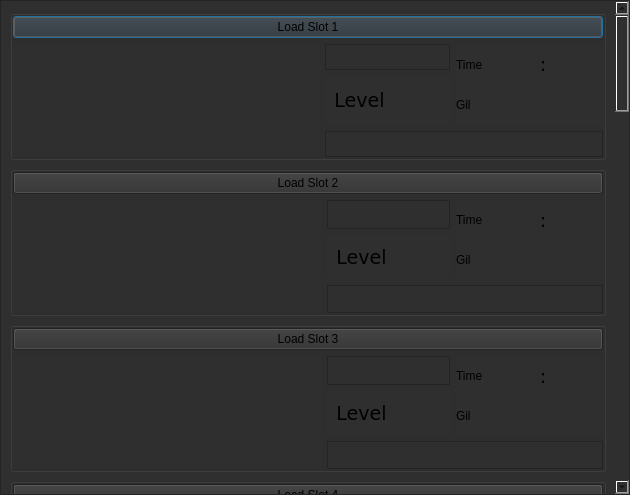
The window that slotselect.ui (sithlord48/blackchocobo) describes before a commit, drawn with Qt 5.
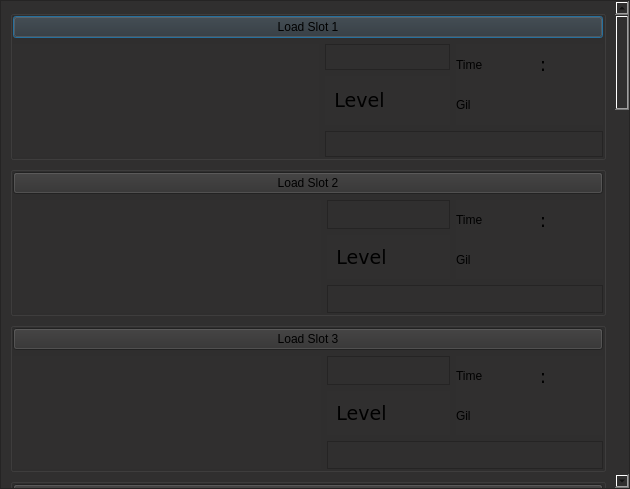
The same window after the commit. Icons and pictures are not drawn.

Commit message: cleaned up default items in the ui files(need to do mainwindow still). updated the new default save stuff in options and mainwindow no longer trys to set a default for it

Patch:
```diff
--- a/slotselect.ui
+++ b/slotselect.ui
@@ -10,27 +10,15 @@
     <x>0</x>
     <y>0</y>
     <width>630</width>
-    <height>495</height>
+    <height>489</height>
    </rect>
   </property>
-  <property name="sizePolicy">
-   <sizepolicy hsizetype="Preferred" vsizetype="Preferred">
-    <horstretch>0</horstretch>
-    <verstretch>0</verstretch>
-   </sizepolicy>
-  </property>
   <property name="minimumSize">
    <size>
     <width>630</width>
     <height>172</height>
    </size>
   </property>
-  <property name="maximumSize">
-   <size>
-    <width>16777215</width>
-    <height>16777215</height>
-   </size>
-  </property>
   <property name="sizeIncrement">
    <size>
     <width>0</width>
@@ -49,9 +37,6 @@
    <iconset resource="images.qrc">
     <normaloff>:/icon/bchoco</normaloff>:/icon/bchoco</iconset>
   </property>
-  <property name="styleSheet">
-   <string notr="true"/>
-  </property>
   <property name="sizeGripEnabled">
    <bool>false</bool>
   </property>
@@ -1249,27 +1234,12 @@
            <height>150</height>
           </size>
          </property>
-         <property name="maximumSize">
-          <size>
-           <width>16777215</width>
-           <height>16777215</height>
-          </size>
-         </property>
-         <property name="styleSheet">
-          <string notr="true"/>
-         </property>
-         <property name="title">
-          <string/>
-         </property>
          <layout class="QGridLayout" name="gridLayout_9">
           <property name="margin">
            <number>0</number>
           </property>
           <item row="0" column="0" colspan="3">
            <widget class="QPushButton" name="btn_s4">
-            <property name="styleSheet">
-             <string notr="true"/>
-            </property>
             <property name="text">
              <string>Load Slot 4</string>
             </property>
```
Left out of the diff: 981 changed lines with no effect on the pictures. The commit also changes 5 other files.
